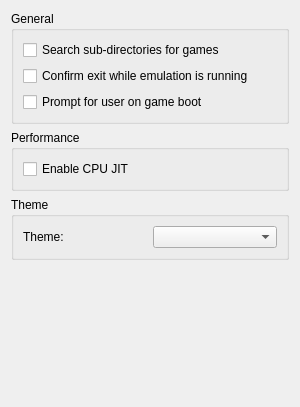
yuzu-emu-mirror/yuzu, file src/yuzu/configuration/configure_general.ui: the form before one commit.
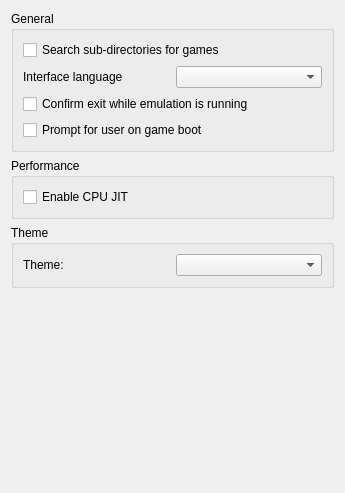
The form after the commit.

```diff
--- a/src/yuzu/configuration/configure_general.ui
+++ b/src/yuzu/configuration/configure_general.ui
@@ -6,8 +6,8 @@
    <rect>
     <x>0</x>
     <y>0</y>
-    <width>300</width>
-    <height>407</height>
+    <width>345</width>
+    <height>493</height>
    </rect>
   </property>
   <property name="windowTitle">
@@ -31,6 +31,20 @@
             </property>
            </widget>
           </item>
+          <item>
+           <layout class="QHBoxLayout" name="horizontalLayout_2">
+            <item>
+             <widget class="QLabel" name="language_label">
+              <property name="text">
+               <string>Interface language</string>
+              </property>
+             </widget>
+            </item>
+            <item>
+             <widget class="QComboBox" name="language_combobox"/>
+            </item>
+           </layout>
+          </item>
           <item>
            <widget class="QCheckBox" name="toggle_check_exit">
             <property name="text">
```
